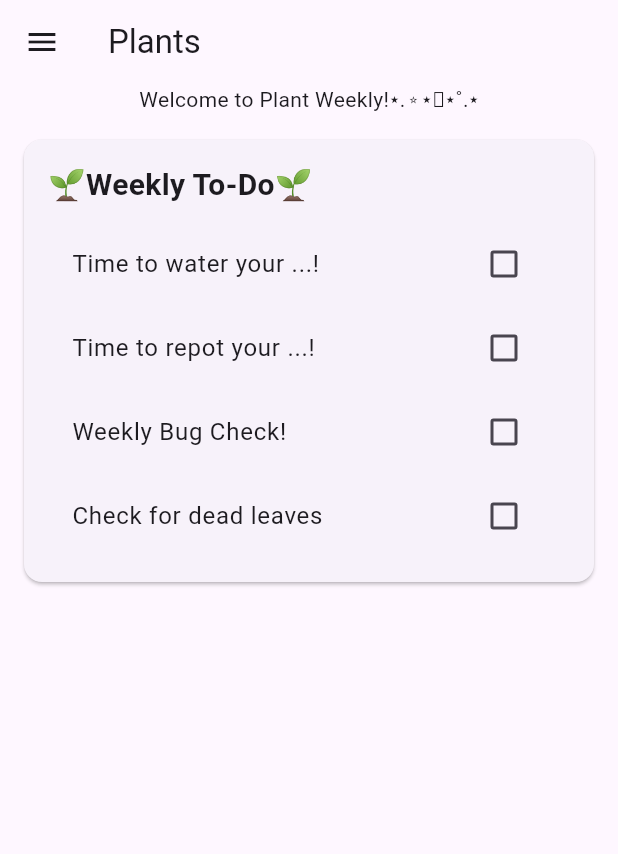
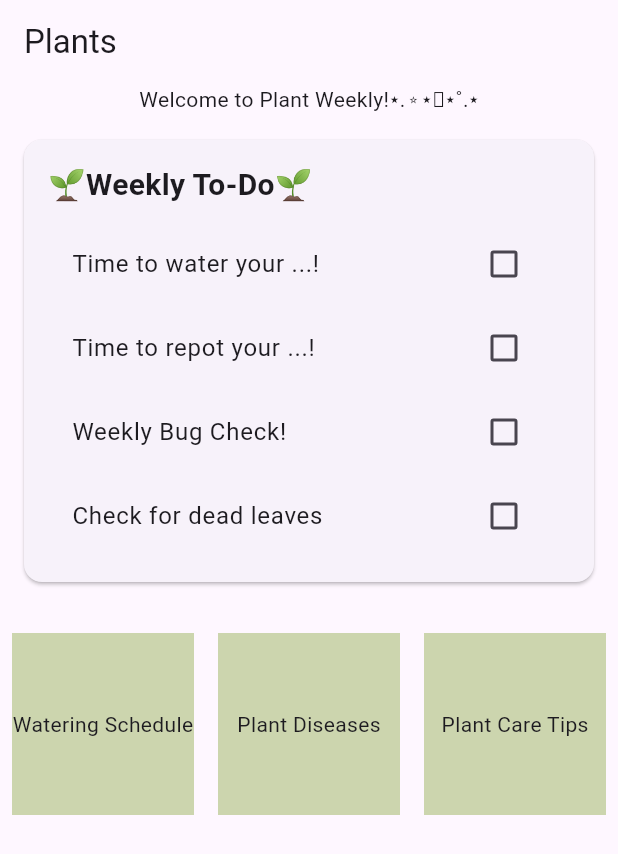
Before and after one commit to malclifton/PlantCareApp, a Flutter app: the screen it shows after launch, on a phone screen of 412 x 824 dp. Shown: the top 854 px of the screen. Run offline on Flutter 3.47's test engine with Material 3 defaults, Android fonts, the phone set to English and light mode, and no system bars.

Commit message:
commit with updated homescreen and dart files added

```diff
--- a/lib/main.dart
+++ b/lib/main.dart
@@ -1,31 +1,35 @@
 import 'package:flutter/material.dart';
 import 'watering_schedule.dart';
-import 'sqlite_service.dart';
+import 'plant_diseases.dart';
+import 'plant_caretips.dart';
 
 void main() {
   runApp(const MyPlantApp());
 }
 
-class MyPlantApp extends StatelessWidget{
-  const MyPlantApp ({super.key});
+class MyPlantApp extends StatelessWidget {
+  const MyPlantApp({super.key});
   @override
-  Widget build(BuildContext context){
+  Widget build(BuildContext context) {
     return MaterialApp(
       title: 'Plant Weekly',
       theme: ThemeData(
-        primarySwatch: createMaterialColor(Color(0xffccd5ae)),
+        primarySwatch: createMaterialColor(const Color(0xffccd5ae)),
         visualDensity: VisualDensity.adaptivePlatformDensity,
       ),
-      home: MyHomePage(),
+      home: const MyHomePage(),
     );
   }
 }
-class MyHomePage extends StatefulWidget{
+
+class MyHomePage extends StatefulWidget {
+  const MyHomePage({super.key});
+
   @override
   _MyHomePageState createState() => _MyHomePageState();
 }
 
-class _MyHomePageState extends State<MyHomePage>{
+class _MyHomePageState extends State<MyHomePage> {
   List<String> checklistItems = [
     'Time to water your ...!', //... will be replaced with the user inputed plant
     'Time to repot your ...!',
@@ -35,31 +39,27 @@ class _MyHomePageState extends State<MyHomePage>{
   List<bool> checklistItemStates = List.filled(4, false);
 
   @override
-  Widget build(BuildContext context){
+  Widget build(BuildContext context) {
     return Scaffold(
-      appBar: AppBar(
-        title: const Text('Plants')
-      ),
-      body:Column(
-       children:[
-        Center(
+      appBar: AppBar(title: const Text('Plants')),
+      body: SingleChildScrollView(
+        child: Column(
+          children: [
+            const Center(
               child: Text('Welcome to Plant Weekly!⋆.⭒⋆🪴⋆˚.⋆'),
             ),
-       // SizedBox(height: 20),
             Card(
-          //width: double.infinity,
-          margin: EdgeInsets.all(16),
-          //child:Card(
+              margin: const EdgeInsets.all(16),
               child: Padding(
-            padding: EdgeInsets.all(16),
+                padding: const EdgeInsets.all(16),
                 child: Column(
                   crossAxisAlignment: CrossAxisAlignment.start,
-              children:[
-                Text(
+                  children: [
+                    const Text(
                       '🌱Weekly To-Do🌱',
-                  style: TextStyle(fontSize:20, fontWeight: FontWeight.bold),
+                      style: TextStyle(fontSize: 20, fontWeight: FontWeight.bold),
                     ),
-                SizedBox(height: 10),
+                    const SizedBox(height: 10),
                     Column(
                       crossAxisAlignment: CrossAxisAlignment.start,
                       children: List.generate(
@@ -68,7 +68,7 @@ class _MyHomePageState extends State<MyHomePage>{
                           title: Text(checklistItems[index]),
                           value: checklistItemStates[index],
                           onChanged: (bool? value) {
-                        setState((){
+                            setState(() {
                               checklistItemStates[index] = value!;
                             });
                           },
@@ -79,36 +79,64 @@ class _MyHomePageState extends State<MyHomePage>{
                 ),
               ),
             ),
+            const SizedBox(height: 10),
+            GridView.count(
+              shrinkWrap: true,
+              crossAxisCount: 3,
+              children: [
+                Padding(
+                  padding: const EdgeInsets.all(8.0),
+                  child: GestureDetector(
+                    onTap: () {
+                      Navigator.push(
+                        context,
+                        MaterialPageRoute(builder: (context) => const WateringSchedulePage()),
+                      );
+                    },
+                    child: Container(
+                      color: const Color(0xffccd5ae),
+                      child: const Center(child: Text('Watering Schedule')),
+                    ),
+                  ),
+                ),
+                Padding(
+                  padding: const EdgeInsets.all(8.0),
+                  child: GestureDetector(
+                    onTap: () {
+                      Navigator.push(
+                        context,
+                        MaterialPageRoute(builder: (context) => const PlantDiseasesPage()),
+                      );
+                    },
+                    child: Container(
+                      color: const Color(0xffccd5ae),
+                      child: const Center(child: Text('Plant Diseases')),
+                    ),
+                  ),
+                ),
+                Padding(
+                  padding: const EdgeInsets.all(8.0),
+                  child: GestureDetector(
+                    onTap: () {
+                      Navigator.push(
+                        context,
+                        MaterialPageRoute(builder: (context) => const PlantCareTips()),
+                      );
+                    },
+                    child: Container(
+                      color: const Color(0xffccd5ae),
+                      child: const Center(child: Text('Plant Care Tips')),
+                    ),
+                  ),
+                ),
               ],
             ),
-      drawer: Drawer(
-        child: ListView(
-          padding: EdgeInsets.zero,
-          children: <Widget>[
-            DrawerHeader(
-              child: Text('Plant Weekly'),
-              decoration:BoxDecoration(
-                color: Color(0xffccd5ae),
-              ),
-            ),
-    //Tiles that lead to the different pages
-          ListTile(
-            title: Text('Watering Schedule'),
-            //onTap: (){
-              //watering_schedule.dart
-           // },
-          ),
-          ListTile(
-            title: Text('Plant Diseases'),
-          ),
-          //ListTile(....)
           ],
         ),
       ),
     );
   }
 }
-
 
 //used for custom colors
 MaterialColor createMaterialColor(Color color) {
--- /dev/null
+++ b/lib/plant_caretips.dart
@@ -0,0 +1,15 @@
+import 'package:flutter/material.dart';
+
+class PlantCareTips extends StatelessWidget {
+  const PlantCareTips({super.key});
+
+  @override
+  Widget build(BuildContext context) {
+    return Scaffold(
+      appBar: AppBar(title: const Text('Plant Care Tips')),
+      body: const Center(
+        child: Text('Plant Care Tips Page'),
+      ),
+    );
+  }
+}
--- /dev/null
+++ b/lib/plant_diseases.dart
@@ -0,0 +1,15 @@
+import 'package:flutter/material.dart';
+
+class PlantDiseasesPage extends StatelessWidget {
+  const PlantDiseasesPage({super.key});
+
+  @override
+  Widget build(BuildContext context) {
+    return Scaffold(
+      appBar: AppBar(title: const Text('Plant Diseases')),
+      body: const Center(
+        child: Text('Plant Diseases Page'),
+      ),
+    );
+  }
+}
--- a/lib/watering_schedule.dart
+++ b/lib/watering_schedule.dart
@@ -0,0 +1,16 @@
+// watering_schedule.dart
+import 'package:flutter/material.dart';
+
+class WateringSchedulePage extends StatelessWidget {
+  const WateringSchedulePage({super.key});
+
+  @override
+  Widget build(BuildContext context) {
+    return Scaffold(
+      appBar: AppBar(title: const Text('Watering Schedule')),
+      body: const Center(
+        child: Text('Watering Schedule Page'),
+      ),
+    );
+  }
+}
```
Also changed, not shown: lib/sqlite_service.dart (line endings or trailing spaces), 1 other file. Lines whose indentation alone changed are shown as unchanged.
